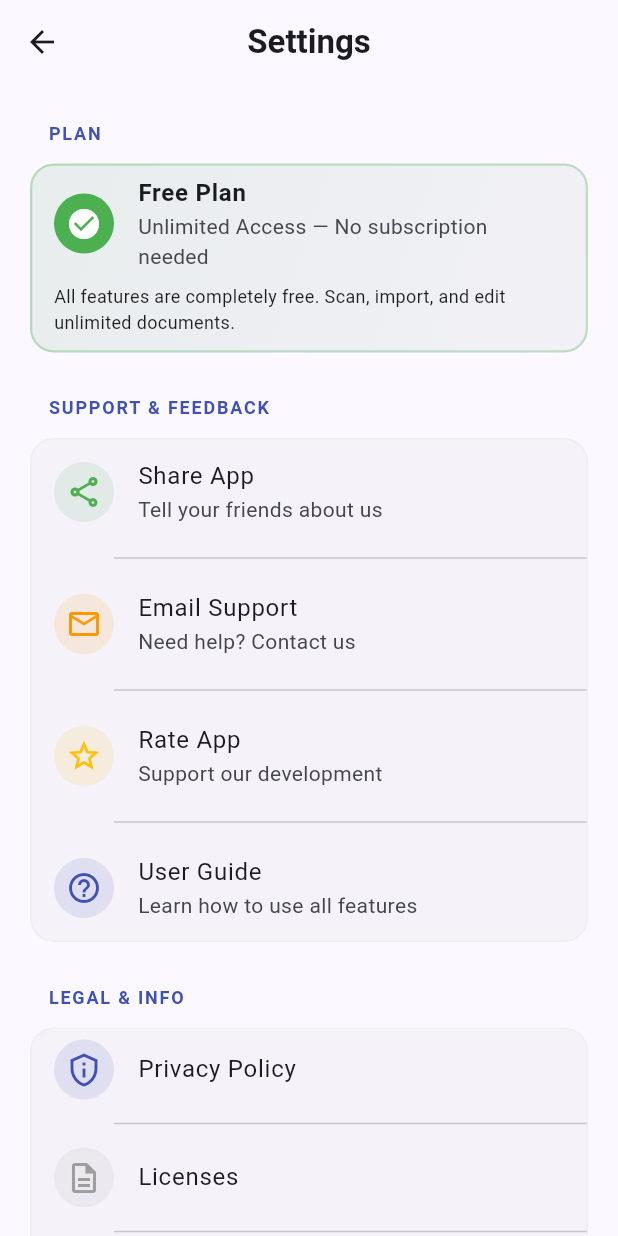
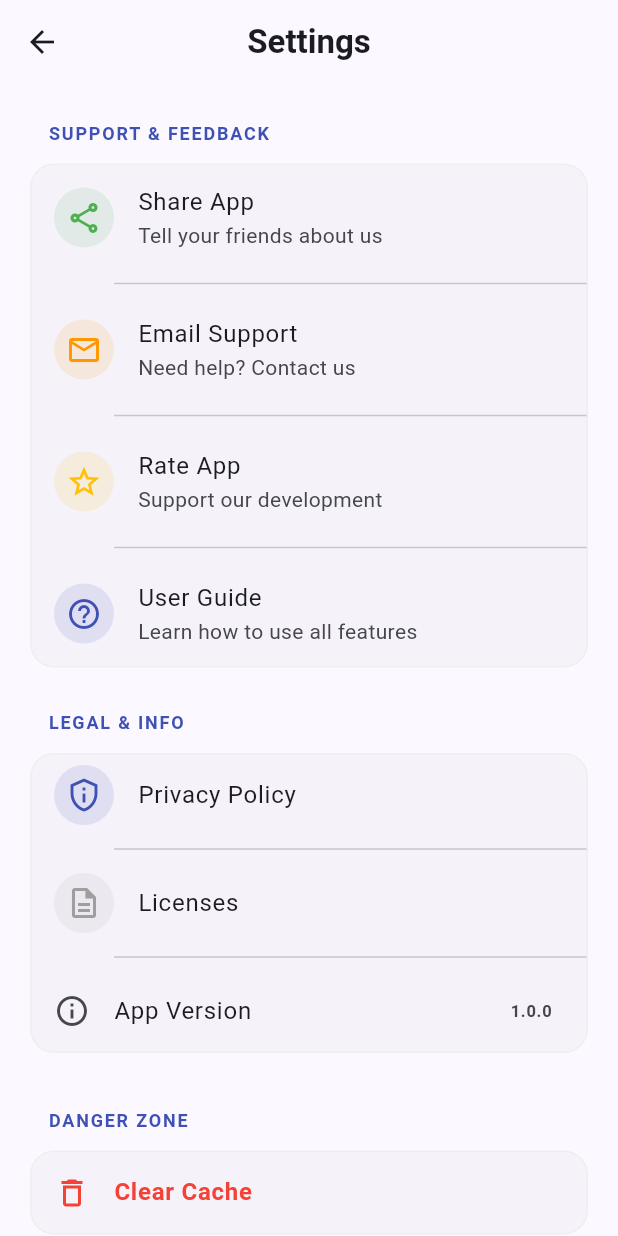
Before and after one commit to newman7890/DOCARA-PDF, a Flutter app: the HomeScreen screen opened by its route, after a tap on the "settings" icon, on a phone screen of 412 x 824 dp. Run offline on Flutter 3.47's test engine with Material 3 defaults, Android fonts, the phone set to English and light mode, and no system bars; our stand-ins replace csv, device_info_plus, file_picker, flutter_secure_storage, flutter_tts, image_picker and 4 more; missing offline and left inert: excel, google_mlkit_document_scanner, google_mlkit_language_id, google_mlkit_text_recognition, google_mlkit_translation, pdfx and 4 more; accounts and stored records are empty.

```diff
--- a/lib/screens/editor_screen.dart
+++ b/lib/screens/editor_screen.dart
@@ -626,7 +626,7 @@ class _EditorScreenState extends State<EditorScreen> {
           shape: RoundedRectangleBorder(
             borderRadius: BorderRadius.circular(20),
           ),
-          title: const Row(
+          title: Row(
             children: [
               Icon(Icons.warning_amber_rounded, color: Colors.orange),
               SizedBox(width: 10),
--- a/lib/screens/settings_screen.dart
+++ b/lib/screens/settings_screen.dart
@@ -25,8 +25,6 @@ class SettingsScreen extends StatelessWidget {
       body: ListView(
         padding: const EdgeInsets.all(16),
         children: [
-          _buildSubscriptionSection(context),
-          const SizedBox(height: 16),
           _buildCardSection(context, 'Support & Feedback', [
             ListTile(
               leading: Container(
@@ -272,65 +270,6 @@ class SettingsScreen extends StatelessWidget {
     );
   }
 
-  Widget _buildSubscriptionSection(BuildContext context) {
-
-    return Column(
-      crossAxisAlignment: CrossAxisAlignment.start,
-      children: [
-        _buildSectionHeader(context, 'Plan'),
-        Card(
-          elevation: 0,
-          shape: RoundedRectangleBorder(
-            borderRadius: BorderRadius.circular(16),
-            side: BorderSide(
-              color: Colors.green.withAlpha(80),
-              width: 1.5,
-            ),
-          ),
-          child: Container(
-            decoration: BoxDecoration(
-              gradient: LinearGradient(
-                colors: [
-                  Colors.green.withAlpha(20),
-                  Colors.green.withAlpha(5),
-                ],
-                begin: Alignment.topLeft,
-                end: Alignment.bottomRight,
-              ),
-              borderRadius: BorderRadius.circular(16),
-            ),
-            child: Column(
-              children: [
-                ListTile(
-                  leading: Container(
-                    padding: const EdgeInsets.all(8),
-                    decoration: const BoxDecoration(
-                      color: Colors.green,
-                      shape: BoxShape.circle,
-                    ),
-                    child: const Icon(Icons.check_circle, color: Colors.white),
-                  ),
-                  title: const Text(
-                    'Free Plan',
-                    style: TextStyle(fontWeight: FontWeight.bold),
-                  ),
-                  subtitle: const Text('Unlimited Access — No subscription needed'),
-                ),
-                const Padding(
-                  padding: EdgeInsets.fromLTRB(16, 0, 16, 12),
-                  child: Text(
-                    'All features are completely free. Scan, import, and edit unlimited documents.',
-                    style: TextStyle(fontSize: 12, color: Colors.black87),
-                  ),
-                ),
-              ],
-            ),
-          ),
-        ),
-      ],
-    );
-  }
-
   void _showClearCacheDialog(BuildContext context) {
     showDialog(
       context: context,
```
Also changed, not shown: lib/models/ocr_data.dart (added, +54 -0 lines), lib/models/spreadsheet_model.dart (+19 -0 lines), lib/screens/home_screen.dart (+12 -24 lines), lib/screens/spreadsheet_editor_screen.dart (+11 -8 lines), lib/services/abbyy_ocr_service.dart (added, +136 -0 lines), lib/services/ocr_service.dart (+15 -1 lines), lib/services/pdf_service.dart (+28 -9 lines), flutter_01.png (added), flutter_02.png (added).
